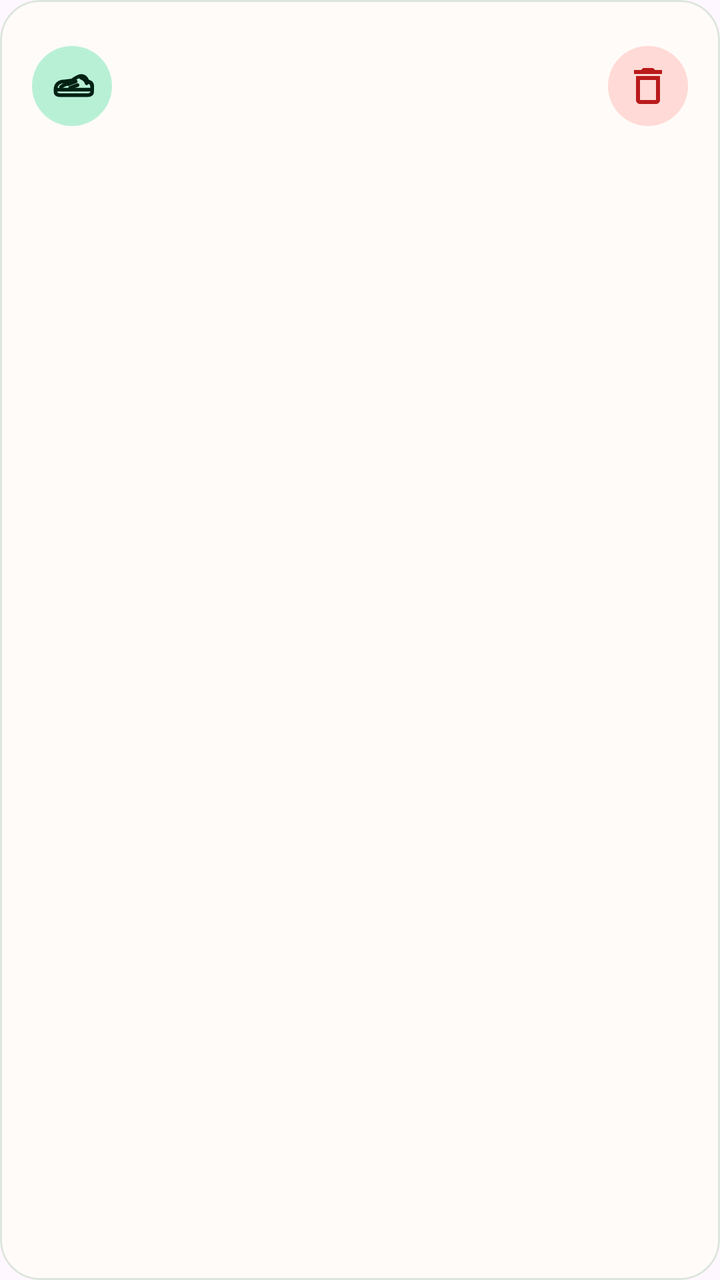
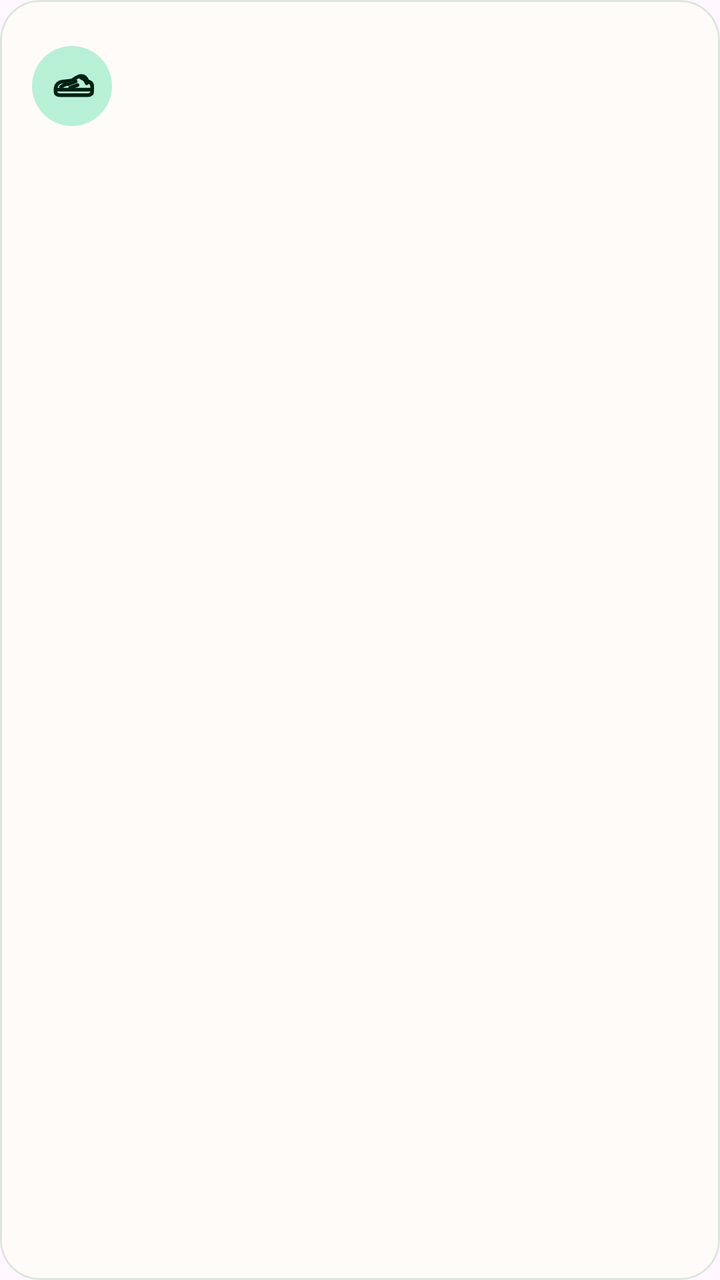

The first picture is an Android layout as it rendered before a commit; the second is the same layout after the commit. The layout source and the unified diff follow.
<!-- AndroidManifest.xml: application theme Theme.OpenRun -->
<!-- res/layout/item_session.xml -->
<?xml version="1.0" encoding="utf-8"?>
<com.google.android.material.card.MaterialCardView xmlns:android="http://schemas.android.com/apk/res/android"
    xmlns:app="http://schemas.android.com/apk/res-auto"
    android:layout_width="match_parent"
    android:layout_height="wrap_content"
    android:layout_marginBottom="10dp"
    android:clickable="true"
    android:focusable="true"
    android:foreground="?attr/selectableItemBackground"
    app:cardBackgroundColor="?attr/colorSurface"
    app:cardCornerRadius="20dp"
    app:cardElevation="0dp"
    app:strokeColor="@color/surface_variant"
    app:strokeWidth="1dp">

    <LinearLayout
        android:layout_width="match_parent"
        android:layout_height="wrap_content"
        android:baselineAligned="false"
        android:gravity="center_vertical"
        android:minHeight="76dp"
        android:orientation="horizontal"
        android:padding="16dp">

        <FrameLayout
            android:id="@+id/icon_container"
            android:layout_width="40dp"
            android:layout_height="40dp"
            android:background="@drawable/bg_circle"
            android:backgroundTint="@color/brand_primary_container">

            <ImageView
                android:id="@+id/icon_shoe"
                android:layout_width="22dp"
                android:layout_height="22dp"
                android:layout_gravity="center"
                android:importantForAccessibility="no"
                android:src="@drawable/ic_shoe_small"
                app:tint="@color/brand_on_primary_container" />
        </FrameLayout>

        <LinearLayout
            android:layout_width="0dp"
            android:layout_height="wrap_content"
            android:layout_marginStart="14dp"
            android:layout_weight="1"
            android:orientation="vertical">

            <TextView
                android:id="@+id/text_type"
                android:layout_width="wrap_content"
                android:layout_height="wrap_content"
                android:textAppearance="?attr/textAppearanceTitleMedium"
                android:textStyle="bold" />

            <TextView
                android:id="@+id/text_date"
                android:layout_width="wrap_content"
                android:layout_height="wrap_content"
                android:layout_marginTop="2dp"
                android:ellipsize="end"
                android:maxLines="1"
                android:textAppearance="?attr/textAppearanceBodySmall"
                android:textColor="?attr/colorOnSurfaceVariant" />
        </LinearLayout>

        <LinearLayout
            android:layout_width="wrap_content"
            android:layout_height="wrap_content"
            android:gravity="end"
            android:orientation="vertical">

            <TextView
                android:id="@+id/text_distance"
                android:layout_width="wrap_content"
                android:layout_height="wrap_content"
                android:textAppearance="?attr/textAppearanceTitleMedium"
                android:textStyle="bold" />

            <TextView
                android:id="@+id/text_duration"
                android:layout_width="wrap_content"
                android:layout_height="wrap_content"
                android:textAppearance="?attr/textAppearanceBodySmall"
                android:textColor="?attr/colorOnSurfaceVariant" />

            <TextView
                android:id="@+id/text_pace"
                android:layout_width="wrap_content"
                android:layout_height="wrap_content"
                android:textAppearance="?attr/textAppearanceBodySmall"
                android:textColor="?attr/colorOnSurfaceVariant" />
        </LinearLayout>

        <ImageButton
            android:id="@+id/button_delete"
            android:layout_width="40dp"
            android:layout_height="40dp"
            android:layout_marginStart="8dp"
            android:background="@drawable/bg_circle"
            android:backgroundTint="@color/error_container"
            android:contentDescription="@string/delete_activity"
            android:foreground="?attr/selectableItemBackgroundBorderless"
            android:padding="10dp"
            android:src="@drawable/ic_delete"
            app:tint="@color/error" />
    </LinearLayout>
</com.google.android.material.card.MaterialCardView>
<!-- resources referenced by this layout -->
<resources>
  <color name="brand_on_primary_container">#002114</color>
  <color name="brand_primary_container">#B8F0D6</color>
  <color name="error">#BA1A1A</color>
  <color name="error_container">#FFDAD6</color>
  <color name="surface_variant">#DDE5DF</color>
  <!-- drawable bg_circle (drawable) -->
  <?xml version="1.0" encoding="utf-8"?>
  <shape xmlns:android="http://schemas.android.com/apk/res/android"
      android:shape="oval">
      <solid android:color="@android:color/white" />
  </shape>
  <!-- drawable ic_delete (drawable) -->
  <?xml version="1.0" encoding="utf-8"?>
  <vector xmlns:android="http://schemas.android.com/apk/res/android"
      android:width="24dp"
      android:height="24dp"
      android:viewportWidth="24"
      android:viewportHeight="24">
      <path
          android:fillColor="#FF000000"
          android:pathData="M6,19c0,1.1 0.9,2 2,2h8c1.1,0 2,-0.9 2,-2V7H6v12zM8,9h8v10H8V9zM15.5,4l-1,-1h-5l-1,1H5v2h14V4z" />
  </vector>
  <!-- drawable ic_shoe_small: vector/xml drawable (drawable, 2032 chars, omitted) -->
  <string name="delete_activity">Delete</string>
  <style name="Theme.OpenRun" parent="Theme.Material3.DayNight.NoActionBar">
          <item name="colorPrimary">@color/brand_primary</item>
          <item name="colorOnPrimary">@color/color_on_primary</item>
          <item name="colorPrimaryContainer">@color/brand_primary_container</item>
          <item name="colorOnPrimaryContainer">@color/brand_on_primary_container</item>
          <item name="colorSecondary">@color/brand_accent</item>
          <item name="colorOnSecondary">@color/brand_on_accent</item>
          <item name="colorError">@color/error</item>
          <item name="colorSurface">@color/surface</item>
          <item name="colorOnSurface">@color/on_surface</item>
          <item name="colorSurfaceVariant">@color/surface_variant</item>
          <item name="colorOnSurfaceVariant">@color/on_surface_variant</item>
          <item name="colorOutline">@color/outline</item>
  
          <item name="android:statusBarColor">@color/brand_primary_dark</item>
          <item name="android:windowLightStatusBar">false</item>
      </style>
  <color name="brand_primary">#0B6E4F</color>
  <color name="color_on_primary">#FFFFFF</color>
  <color name="brand_accent">#FF7A45</color>
  <color name="brand_on_accent">#3A0B00</color>
  <color name="surface">#FFFBF8</color>
  <color name="on_surface">#1B1C1A</color>
  <color name="on_surface_variant">#414944</color>
  <color name="outline">#717973</color>
  <color name="brand_primary_dark">#064732</color>
</resources>

<!-- the commit's change to res/layout/item_session.xml (unified diff, before → after) -->
@@ -91,18 +91,5 @@
                 android:textAppearance="?attr/textAppearanceBodySmall"
                 android:textColor="?attr/colorOnSurfaceVariant" />
         </LinearLayout>
-
-        <ImageButton
-            android:id="@+id/button_delete"
-            android:layout_width="40dp"
-            android:layout_height="40dp"
-            android:layout_marginStart="8dp"
-            android:background="@drawable/bg_circle"
-            android:backgroundTint="@color/error_container"
-            android:contentDescription="@string/delete_activity"
-            android:foreground="?attr/selectableItemBackgroundBorderless"
-            android:padding="10dp"
-            android:src="@drawable/ic_delete"
-            app:tint="@color/error" />
     </LinearLayout>
 </com.google.android.material.card.MaterialCardView>
<!-- resource entries referenced after the edit -->
@@ -3,7 +3,6 @@
   <color name="brand_on_primary_container">#002114</color>
   <color name="brand_primary_container">#B8F0D6</color>
   <color name="error">#BA1A1A</color>
-  <color name="error_container">#FFDAD6</color>
   <color name="surface_variant">#DDE5DF</color>
   <!-- drawable bg_circle (drawable) -->
   <?xml version="1.0" encoding="utf-8"?>
@@ -11,19 +10,7 @@
       android:shape="oval">
       <solid android:color="@android:color/white" />
   </shape>
-  <!-- drawable ic_delete (drawable) -->
-  <?xml version="1.0" encoding="utf-8"?>
-  <vector xmlns:android="http://schemas.android.com/apk/res/android"
-      android:width="24dp"
-      android:height="24dp"
-      android:viewportWidth="24"
-      android:viewportHeight="24">
-      <path
-          android:fillColor="#FF000000"
-          android:pathData="M6,19c0,1.1 0.9,2 2,2h8c1.1,0 2,-0.9 2,-2V7H6v12zM8,9h8v10H8V9zM15.5,4l-1,-1h-5l-1,1H5v2h14V4z" />
-  </vector>
   <!-- drawable ic_shoe_small: vector/xml drawable (drawable, 2032 chars, omitted) -->
-  <string name="delete_activity">Delete</string>
   <style name="Theme.OpenRun" parent="Theme.Material3.DayNight.NoActionBar">
           <item name="colorPrimary">@color/brand_primary</item>
           <item name="colorOnPrimary">@color/color_on_primary</item>
